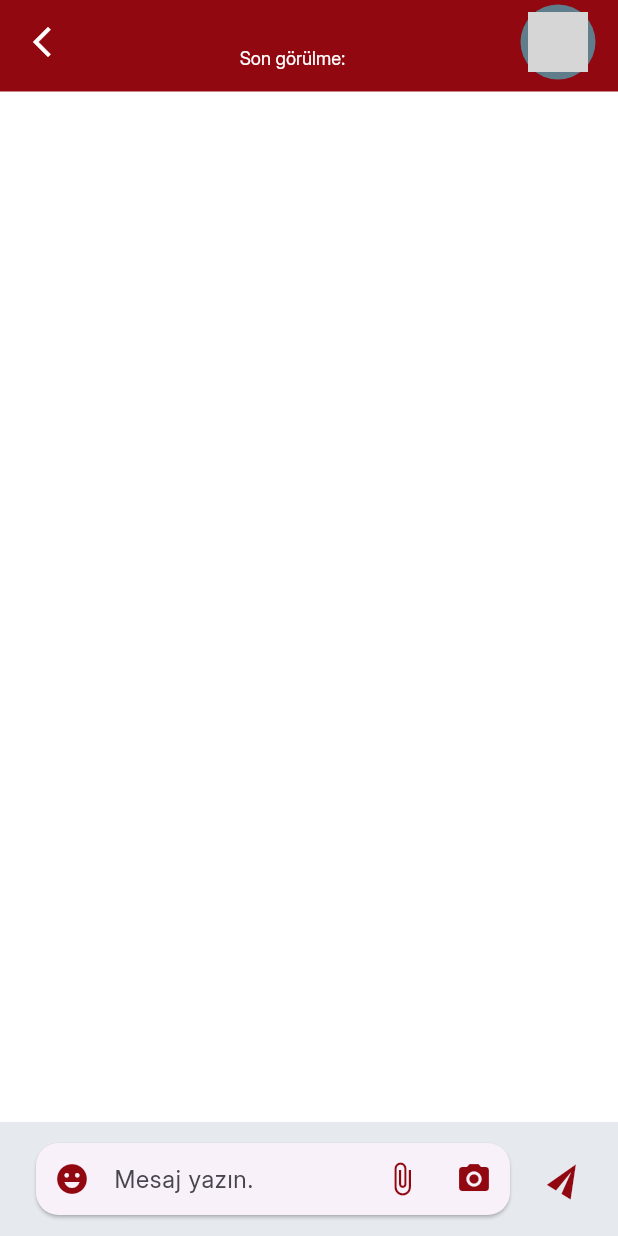
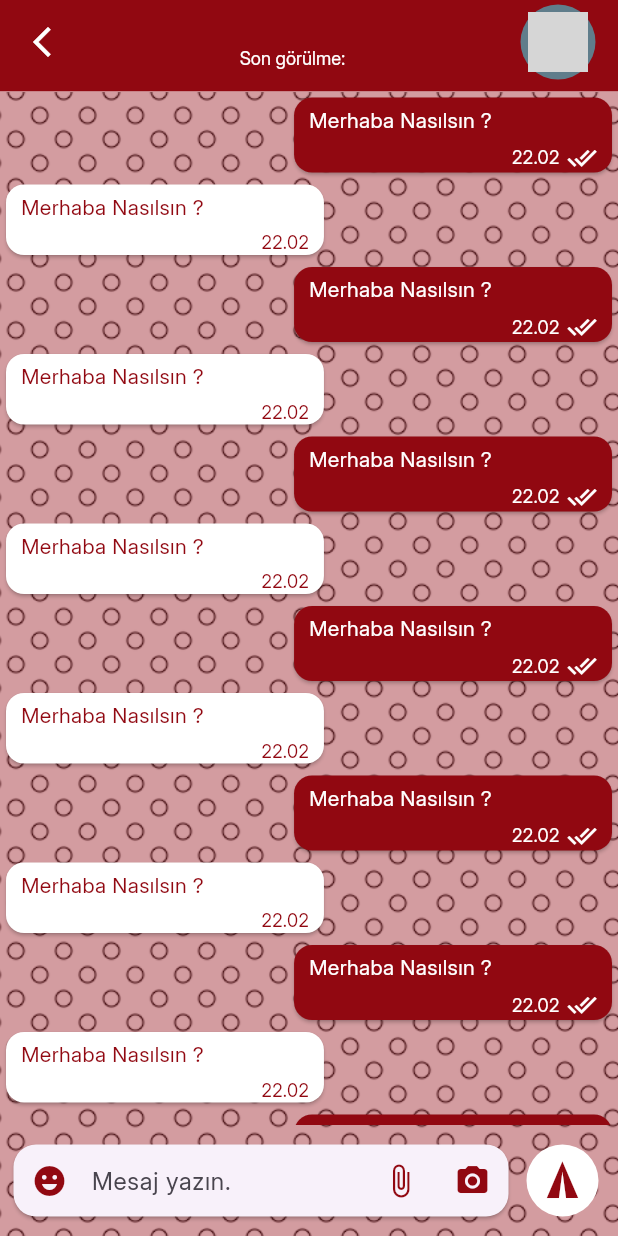
Before and after one commit to jusiann/Chatting-Application, a Flutter app: the IndividualPage screen opened directly with empty values, on a phone screen of 412 x 824 dp. Run offline on Flutter 3.47's test engine with Material 3 defaults, Android fonts, the phone set to English and light mode, and no system bars; our stand-ins replace camera, emoji_picker_flutter, flutter_riverpod, flutter_svg, video_player; grey boxes are pictures that could not be loaded.

Commit message:
individual page progress

```diff
--- a/mobile/lib/features/chat/views/individual_view.dart
+++ b/mobile/lib/features/chat/views/individual_view.dart
@@ -3,6 +3,8 @@ import 'package:flutter_svg/svg.dart';
 import 'package:mobile/features/chat/models/chat_model.dart';
 import 'package:mobile/features/chat/views/camera_view.dart';
 import 'package:mobile/features/chat/views/widgets/emoji_select_widget.dart';
+import 'package:mobile/features/chat/views/widgets/received_message_widget.dart';
+import 'package:mobile/features/chat/views/widgets/send_message_widget.dart';
 
 class IndividualPage extends StatefulWidget {
   const IndividualPage({super.key, required this.chat});
@@ -103,29 +105,76 @@ class _IndividualPageState extends State<IndividualPage> {
           ),
         ),
         body: Container(
+          decoration: BoxDecoration(
+            image: DecorationImage(
+              image: AssetImage('assets/images/chat_background.png'),
+              fit: BoxFit.cover,
+            ),
+          ),
           child: Column(
             children: [
-              Expanded(child: ListView()),
+              Expanded(
+                child: ListView(
+                  children: [
+                    SendMessageWidget(),
+                    ReceivedMessageWidget(),
+                    SendMessageWidget(),
+                    ReceivedMessageWidget(),
+                    SendMessageWidget(),
+                    ReceivedMessageWidget(),
+                    SendMessageWidget(),
+                    ReceivedMessageWidget(),
+                    SendMessageWidget(),
+                    ReceivedMessageWidget(),
+                    SendMessageWidget(),
+                    ReceivedMessageWidget(),
+                    SendMessageWidget(),
+                    ReceivedMessageWidget(),
+                    SendMessageWidget(),
+                    ReceivedMessageWidget(),
+                    SendMessageWidget(),
+                    ReceivedMessageWidget(),
+                    SendMessageWidget(),
+                    ReceivedMessageWidget(),
+                    SendMessageWidget(),
+                    ReceivedMessageWidget(),
+                    SendMessageWidget(),
+                    ReceivedMessageWidget(),
+                    SendMessageWidget(),
+                    ReceivedMessageWidget(),
+                    SendMessageWidget(),
+                    ReceivedMessageWidget(),
+                    SendMessageWidget(),
+                    ReceivedMessageWidget(),
+                    SendMessageWidget(),
+                    ReceivedMessageWidget(),
+                    SendMessageWidget(),
+                    ReceivedMessageWidget(),
+                    SendMessageWidget(),
+                    ReceivedMessageWidget(),
+                    SendMessageWidget(),
+                    ReceivedMessageWidget(),
+                    SendMessageWidget(),
+                    ReceivedMessageWidget(),
+                    SendMessageWidget(),
+                    ReceivedMessageWidget(),
+                    SendMessageWidget(),
+                    ReceivedMessageWidget(),
+                  ],
+                ),
+              ),
               Align(
                 alignment: Alignment.bottomCenter,
                 child: Container(
-                  color: const Color(0xFFE6EAEF),
-                  padding: EdgeInsets.fromLTRB(10, 10, 10, 10),
+                  padding: EdgeInsets.fromLTRB(5, 5, 5, 5),
                   child: Column(
                     children: [
                       Row(
                         children: [
                           Expanded(
-                            child: Padding(
-                              padding: const EdgeInsets.only(
-                                left: 10,
-                                right: 10,
-                              ),
                             child: Card(
                               shape: RoundedRectangleBorder(
-                                  borderRadius: BorderRadiusGeometry.circular(
-                                    15,
-                                  ),
+                                borderRadius: BorderRadiusGeometry.circular(15),
                               ),
                               child: TextFormField(
                                 onTap: () {
@@ -189,15 +238,18 @@ class _IndividualPageState extends State<IndividualPage> {
                               ),
                             ),
                           ),
-                          ),
                           IconButton(
                             onPressed: () {},
                             icon: Transform.rotate(
-                              angle: -45,
+                              angle: 3.14 * 3 / 2,
+                              child: CircleAvatar(
+                                radius: 24,
+                                backgroundColor: Colors.white,
                                 child: Icon(
                                   Icons.send,
                                   color: Color(0xFF910811),
-                                size: 25,
+                                  size: 28,
+                                ),
                               ),
                             ),
                           ),
--- /dev/null
+++ b/mobile/lib/features/chat/views/widgets/received_message_widget.dart
@@ -0,0 +1,55 @@
+import 'package:flutter/material.dart';
+
+class ReceivedMessageWidget extends StatelessWidget {
+  const ReceivedMessageWidget({super.key});
+
+  @override
+  Widget build(BuildContext context) {
+    return Align(
+      alignment: Alignment.centerLeft,
+      child: ConstrainedBox(
+        constraints: BoxConstraints(
+          maxWidth: MediaQuery.of(context).size.width - 50,
+        ),
+        child: IntrinsicWidth(
+          child: Card(
+            color: Colors.white,
+            child: Padding(
+              padding: EdgeInsets.only(left: 5, right: 10),
+              child: Column(
+                crossAxisAlignment: CrossAxisAlignment.start,
+                children: [
+                  Padding(
+                    padding: const EdgeInsets.only(right: 70, left: 5, top: 5),
+                    child: Text(
+                      'Merhaba Nasılsın ?',
+                      style: TextStyle(
+                        fontFamily: 'Inter',
+                        fontSize: 14,
+                        color: Color(0xFF910811),
+                      ),
+                    ),
+                  ),
+                  SizedBox(height: 5),
+                  Row(
+                    mainAxisAlignment: MainAxisAlignment.end,
+                    children: [
+                      Text(
+                        '22.02',
+                        style: TextStyle(
+                          fontFamily: 'Inter',
+                          fontSize: 12,
+                          color: Color(0xFF910811),
+                        ),
+                      ),
+                    ],
+                  ),
+                ],
+              ),
+            ),
+          ),
+        ),
+      ),
+    );
+  }
+}
--- /dev/null
+++ b/mobile/lib/features/chat/views/widgets/send_message_widget.dart
@@ -0,0 +1,57 @@
+import 'package:flutter/material.dart';
+
+class SendMessageWidget extends StatelessWidget {
+  const SendMessageWidget({super.key});
+
+  @override
+  Widget build(BuildContext context) {
+    return Align(
+      alignment: Alignment.centerRight,
+      child: ConstrainedBox(
+        constraints: BoxConstraints(
+          maxWidth: MediaQuery.of(context).size.width - 50,
+        ),
+        child: IntrinsicWidth(
+          child: Card(
+            color: Color(0xFF910811),
+            child: Padding(
+              padding: EdgeInsets.only(left: 5, right: 10),
+              child: Column(
+                crossAxisAlignment: CrossAxisAlignment.start,
+                children: [
+                  Padding(
+                    padding: const EdgeInsets.only(right: 70, left: 5, top: 5),
+                    child: Text(
+                      'Merhaba Nasılsın ?',
+                      style: TextStyle(
+                        fontFamily: 'Inter',
+                        fontSize: 14,
+                        color: Colors.white,
+                      ),
+                    ),
+                  ),
+                  SizedBox(height: 5),
+                  Row(
+                    mainAxisAlignment: MainAxisAlignment.end,
+                    children: [
+                      Text(
+                        '22.02',
+                        style: TextStyle(
+                          fontFamily: 'Inter',
+                          fontSize: 12,
+                          color: Colors.white,
+                        ),
+                      ),
+                      SizedBox(width: 5),
+                      Icon(Icons.done_all, color: Colors.white, size: 20),
+                    ],
+                  ),
+                ],
+              ),
+            ),
+          ),
+        ),
+      ),
+    );
+  }
+}
--- a/mobile/pubspec.yaml
+++ b/mobile/pubspec.yaml
@@ -66,7 +66,7 @@ flutter:
 
   # To add assets to your application, add an assets section, like this:
   assets:
-  - assets/images/Logo1.png
+  - assets/images/
   - assets/svg_files/groups.svg
   - assets/svg_files/
   #   - images/a_dot_ham.jpeg
```
Also changed, not shown: mobile/assets/images/chat_background.png (added). Lines whose indentation alone changed are shown as unchanged.
